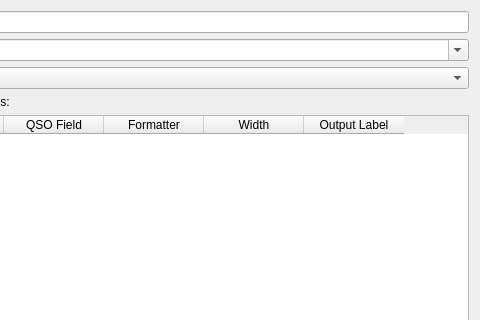
Qt form ui/CabrilloTemplateDialog.ui (aa5sh/QLog) before a commit; both pictures show x 370 to 850 and y 0 to 320 of the 850 by 550 pixel window.
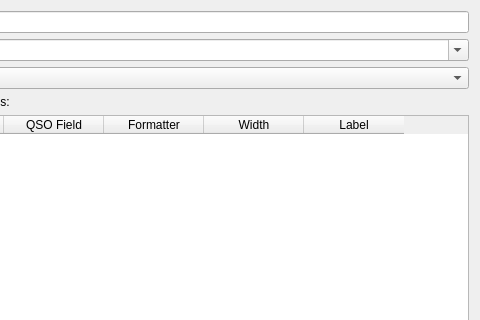
The same form after that commit.

Commit message: Cabrillo Template: Minor text change

```diff
--- a/ui/CabrilloTemplateDialog.ui
+++ b/ui/CabrilloTemplateDialog.ui
@@ -142,7 +142,7 @@
        </column>
        <column>
         <property name="text">
-         <string>Output Label</string>
+         <string>Label</string>
         </property>
        </column>
       </widget>
```
The commit also changes 1 other file.
